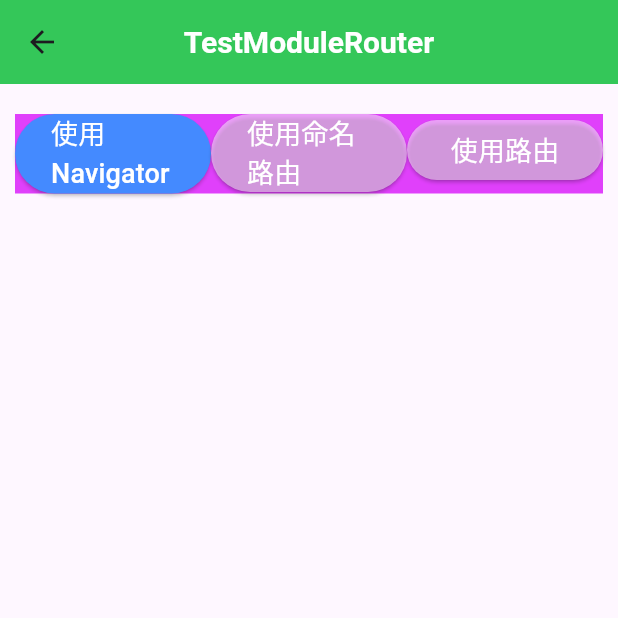
After one commit to coderxxy/shoppingflutter, a Flutter app: the TestModuleRouterWidget screen opened directly, on a phone screen of 412 x 824 dp, the top half of it. The commit adds this screen. Run offline on Flutter 3.47's test engine with Material 3 defaults, Android fonts, the phone set to English and light mode, and no system bars; our stand-ins replace cached_network_image, dio, flutter_screenutil, flutter_spinkit, loading_animation_widget; missing offline and left inert: dart:ffi, flukit, flutter_easy_animations, shirne_dialog, widgets_easier; network calls fail.

Commit message:
[title]flutter学习
[description]

[coder]coderxxy

```diff
--- a/lib/basemodule/xy_tabbar_module.dart
+++ b/lib/basemodule/xy_tabbar_module.dart
@@ -4,7 +4,7 @@ import 'package:shopping_flutter/homeModule/xy_home_tabbarPage.dart';
 import 'package:shopping_flutter/categoriesModule/xy_categories_tabbarPage.dart';
 import 'package:shopping_flutter/shoppingCarModule/xy_shoppingCar_tabbarPage.dart';
 import 'package:shopping_flutter/mineModule/xy_mine_tabbarPage.dart';
-import 'package:shopping_flutter/demoMoudle/FlutterTestModuleWidget.dart';
+import 'package:shopping_flutter/demoModule/FlutterTestModuleWidget.dart';
 
 class ShopAppTabar extends StatefulWidget{
   const ShopAppTabar({super.key});
--- a/lib/demoMoudle/FlutterTestModuleWidget.dart
+++ b/lib/demoModule/FlutterTestModuleWidget.dart
@@ -3,17 +3,19 @@ import 'package:flutter/foundation.dart';
 import 'package:flutter/material.dart';
 import 'package:flutter/rendering.dart';
 import 'package:shopping_flutter/basemodule/xy_appbar_widget.dart';
-import 'package:shopping_flutter/demoMoudle/TestModuleBaseWidget.dart';
-import 'package:shopping_flutter/demoMoudle/TestModuleButtonWidget.dart';
-import 'package:shopping_flutter/demoMoudle/TestModuleCustomWidget.dart';
-import 'package:shopping_flutter/demoMoudle/TestModuleGridViewWidget.dart';
-import 'package:shopping_flutter/demoMoudle/TestModuleImageWidget.dart';
-import 'package:shopping_flutter/demoMoudle/TestModuleListViewWidget.dart';
-import 'package:shopping_flutter/demoMoudle/TestModuleUILayoutWidget.dart';
+import 'package:shopping_flutter/demoModule/TestModuleBaseWidget.dart';
+import 'package:shopping_flutter/demoModule/TestModuleButtonWidget.dart';
+import 'package:shopping_flutter/demoModule/TestModuleCustomWidget.dart';
+import 'package:shopping_flutter/demoModule/TestModuleGridViewWidget.dart';
+import 'package:shopping_flutter/demoModule/TestModuleImageWidget.dart';
+import 'package:shopping_flutter/demoModule/TestModuleListViewWidget.dart';
+import 'package:shopping_flutter/demoModule/TestModuleUILayoutWidget.dart';
+import './test_module_router_widget.dart';
+
 
 class FlutterTestModuleWidget extends StatelessWidget {
   final String title;
-  final List<String> _actionsTitle = ["ListView", "GridView", "ImageWidget", "buttonWidget", "LayoutWidget", "CustomWidget", "BaseWidget"];
+  final List<String> _actionsTitle = ["ListView", "GridView", "ImageWidget", "buttonWidget", "LayoutWidget", "CustomWidget", "BaseWidget", "Router"];
   final List<String> _iconsSource = [
     "images/mine/mine_icon_disk@2x.png",
     "images/mine/mine_icon_order@2x.png",
@@ -80,6 +82,9 @@ class FlutterTestModuleWidget extends StatelessWidget {
                     MaterialPageRoute(builder: (context) => TestModuleBaseWidget())
                 );
               }
+              if(title == "Router" || title.contains("Router".toLowerCase())) {
+                Navigator.push(context, MaterialPageRoute(builder: (context)=> const TestModuleRouterWidget()));
+              }
               if(kDebugMode){
                 print("click $idx cell, ${_actionsTitle[idx]}");
               }
--- a/lib/demoMoudle/TestModuleButtonWidget.dart
+++ b/lib/demoModule/TestModuleButtonWidget.dart
@@ -1,5 +1,5 @@
 import 'dart:ui';
-import 'package:flukit/flukit.dart';
+// import 'package:flukit/flukit.dart';
 import 'package:flutter/cupertino.dart';
 import 'package:flutter/material.dart';
 
--- /dev/null
+++ b/lib/demoModule/test_module_router_widget.dart
@@ -0,0 +1,102 @@
+import 'package:flutter/cupertino.dart';
+import 'package:flutter/foundation.dart';
+import 'package:flutter/material.dart';
+import 'package:loading_animation_widget/loading_animation_widget.dart';
+import 'package:widgets_easier/widgets_easier.dart';
+import 'package:flutter_easy_animations/flutter_easy_animations.dart';
+
+class TestModuleRouterWidget extends StatelessWidget {
+  const TestModuleRouterWidget({super.key, this.title = "TestModuleRouter"});
+  final String? title;
+
+  @override
+  Widget build(BuildContext context) {
+    List <String>buttonTitles = ['使用 Navigator', '使用命名路由', '使用路由'];
+    void clickButton(int idx, String title){
+      if(kDebugMode){
+        String msg = "点击了：$idx";
+        print(msg);
+        // LoadingAnimationWidget.twistingDots(leftDotColor: const Color(0xFF1A1A3F), rightDotColor: const Color(0xFFEA3799), size: 100);
+        InfoDialogs.zoomIn(context, title: title,  message: title, buttonText: 'ok', onTapDismiss: (){
+          Navigator.of(context).pop();
+        });
+      }
+    }
+
+    return Scaffold(
+      appBar: AppBar(
+        backgroundColor: CupertinoColors.activeGreen,
+        title: Title(
+            color: Colors.white,
+            child: Text(
+              title!,
+              style: const TextStyle(
+                color: Colors.white,
+                fontSize: 20.0,
+                fontWeight: FontWeight.bold
+              ),
+              textAlign: TextAlign.center,
+            ),
+        ),
+        centerTitle: true, // 标题居中
+      ),
+      body: Container(
+        color: Colors.purpleAccent,
+        margin: const EdgeInsets.fromLTRB(10, 20, 10, 30),
+        child: Row(
+          // 表示子组件在纵轴方向的对齐方式 CrossAxisAlignment.start 表示指顶部对齐
+          crossAxisAlignment: CrossAxisAlignment.start,
+          // 表示row纵轴对齐方向，默认是 从上到下
+          verticalDirection: VerticalDirection.down,
+          children: [
+            Expanded(
+                child: ElevatedButton(
+                  onPressed: ()=>clickButton(0, buttonTitles[0]),
+                  style: ButtonStyle(
+                      backgroundColor: ButtonStyleButton.allOrNull(Colors.blueAccent)
+                  ),
+                  child: const Text(
+                    "使用 Navigator",
+                    style: TextStyle(
+                      color: Colors.white,
+                      fontSize: 18,
+                    ),
+                  ),
+                ),
+            ),
+            Expanded(
+                child: ElevatedButton(
+                  onPressed: ()=>clickButton(1, buttonTitles[1]),
+                  style: ButtonStyle(
+                      backgroundColor: ButtonStyleButton.allOrNull(Colors.white.withOpacity(0.5))
+                  ),
+                  child: const Text(
+                    "使用命名路由",
+                    style: TextStyle(
+                      color: Colors.white,
+                      fontSize: 18,
+                    ),
+                  ),
+                ),
+            ),
+            Expanded(
+                child: ElevatedButton(
+                  onPressed: ()=>clickButton(2, buttonTitles[2]),
+                  style: ButtonStyle(
+                      backgroundColor: ButtonStyleButton.allOrNull(Colors.white.withOpacity(0.5))
+                  ),
+                  child: const Text(
+                    "使用路由",
+                    style: TextStyle(
+                      color: Colors.white,
+                      fontSize: 18,
+                    ),
+                  ),
+                ),
+            ),
+          ],
+        ),
+      ),
+    );
+  }
+}
--- a/pubspec.yaml
+++ b/pubspec.yaml
@@ -44,6 +44,11 @@ dependencies:
   shirne_dialog: ^4.7.4
   bot_toast: ^4.1.0
   flutter_spinkit: ^5.2.1
+  # https://pub.dev/packages/loading_animation_widget
+  loading_animation_widget: '>=1.3.0'
+  # https://pub.dev/packages/widgets_easier
+  widgets_easier: '>=0.0.10'
+  flutter_easy_animations: '>=0.0.2'
 
 dev_dependencies:
   flutter_test:
```
Also changed, not shown: lib/demoModule/TestModuleCustomWidget.dart (renamed from lib/demoMoudle/TestModuleCustomWidget.dart, +4 -4 lines), lib/homeModule/xy_home_tabbarPage.dart (+6 -2 lines), lib/modelsModule/weather_model_widget.dart (added, +193 -0 lines), lib/networkModule/networkModule.dart (+20 -4 lines), lib/demoModule/DemoFlutterUI.dart (renamed from lib/demoMoudle/DemoFlutterUI.dart), lib/demoModule/DemoFunction.dart (renamed from lib/demoMoudle/DemoFunction.dart), lib/demoModule/TestModuleBaseWidget.dart (renamed from lib/demoMoudle/TestModuleBaseWidget.dart), lib/demoModule/TestModuleGridViewWidget.dart (renamed from lib/demoMoudle/TestModuleGridViewWidget.dart), lib/demoModule/TestModuleImageWidget.dart (renamed from lib/demoMoudle/TestModuleImageWidget.dart), lib/demoModule/TestModuleListViewWidget.dart (renamed from lib/demoMoudle/TestModuleListViewWidget.dart), lib/demoModule/TestModuleUILayoutWidget.dart (renamed from lib/demoMoudle/TestModuleUILayoutWidget.dart), pubspec.lock, 1 other file.
